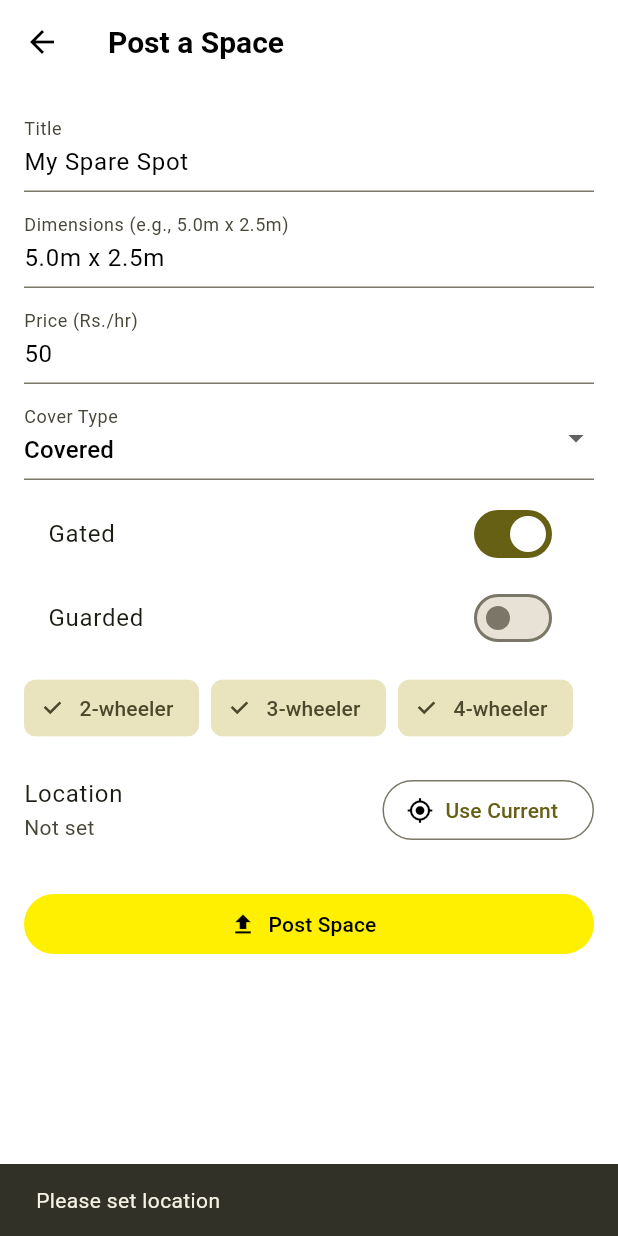
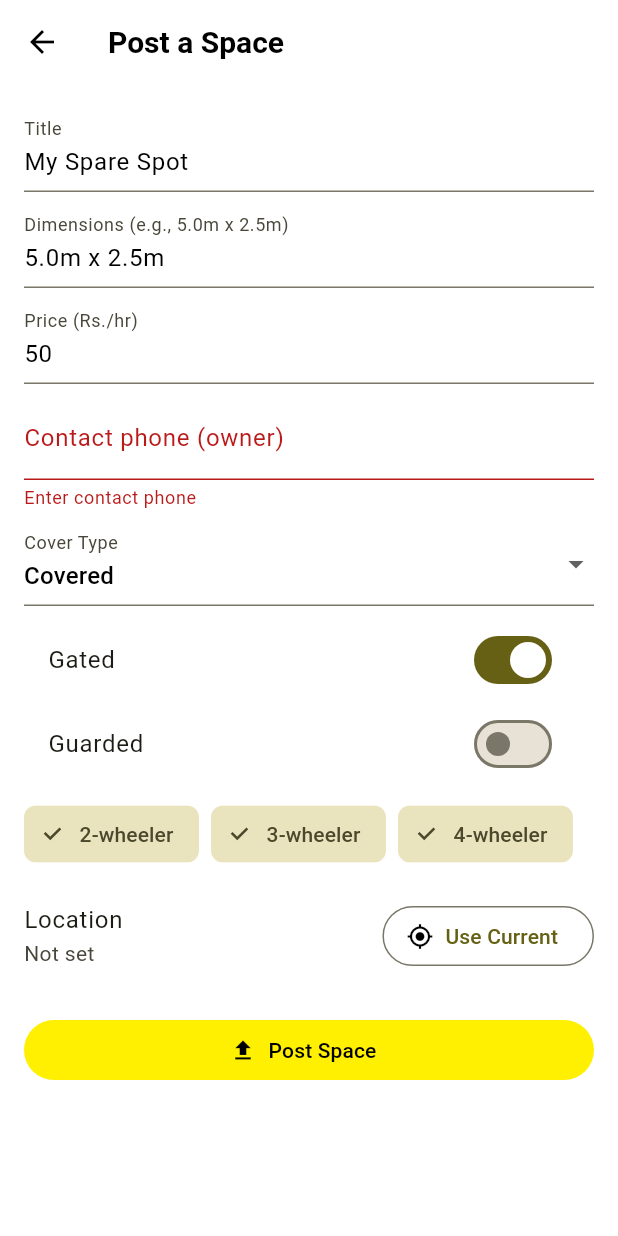
Before and after one commit to ramboo-raajesh/MiniProject, a Flutter app: the PostSpacePage screen opened by its route, after a tap on "Post Space", on a phone screen of 412 x 824 dp. Run offline on Flutter 3.47's test engine with Material 3 defaults, Android fonts, the light colour scheme and no system bars; our stand-ins replace flutter_map, geolocator, latlong2, supabase_flutter; accounts and stored records are empty.

Commit message:
contact details added

```diff
--- a/lib/main.dart
+++ b/lib/main.dart
@@ -7,85 +7,6 @@
 // - One-tap navigation using Google Maps (via URL scheme) to the booked spot
 // - Map UI uses OpenStreetMap tiles via flutter_map (no API key needed)
 //
-// ----------------------------- Dependencies ------------------------------
-// In pubspec.yaml under dependencies:
-//   flutter:
-//     sdk: flutter
-//   cupertino_icons: ^1.0.2
-//   flutter_map: ^7.0.2
-//   latlong2: ^0.9.1
-//   geolocator: ^13.0.1
-//   intl: ^0.19.0
-//   uuid: ^4.4.2
-//   supabase_flutter: ^2.5.0
-//   url_launcher: ^6.3.0
-//
-// Android permissions:
-//   <uses-permission android:name="android.permission.ACCESS_FINE_LOCATION"/>
-//   <uses-permission android:name="android.permission.ACCESS_COARSE_LOCATION"/>
-// iOS Info.plist:
-//   NSLocationWhenInUseUsageDescription = "This app needs location to find and post parking spaces."
-//
-// ----------------------------- Supabase Setup -----------------------------
-// 1) Create a Supabase project (https://supabase.com)
-// 2) Get your Project URL and anon key; paste into SUPABASE_URL and SUPABASE_ANON below.
-// 3) Run the SQL in your Supabase SQL editor:
-//   -- tables
-//   create table if not exists profiles (
-//     id uuid primary key references auth.users on delete cascade,
-//     name text,
-//     email text unique,
-//     avatar_url text,
-//     created_at timestamp with time zone default now()
-//   );
-//   create table if not exists spaces (
-//     id uuid primary key default gen_random_uuid(),
-//     owner_user_id uuid references auth.users(id) on delete cascade,
-//     title text not null,
-//     price_per_hour numeric not null,
-//     lat double precision not null,
-//     lng double precision not null,
-//     dimensions text,
-//     gated boolean default false,
-//     guarded boolean default false,
-//     cover_type text check (cover_type in ('open','covered')) default 'covered',
-//     allowed_types text[] default array['2w','3w','4w'],
-//     created_at timestamp with time zone default now()
-//   );
-//   create table if not exists bookings (
-//     id uuid primary key default gen_random_uuid(),
-//     space_id uuid references spaces(id) on delete cascade,
-//     booker_user_id uuid references auth.users(id) on delete cascade,
-//     vehicle_type text check (vehicle_type in ('2w','3w','4w')) not null,
-//     status text check (status in ('pending','confirmed','completed','cancelled')) default 'confirmed',
-//     start_time timestamp with time zone default now(),
-//     end_time timestamp with time zone,
-//     created_at timestamp with time zone default now()
-//   );
-//
-//   -- RLS
-//   alter table profiles enable row level security;
-//   alter table spaces enable row level security;
-//   alter table bookings enable row level security;
-//
-//   -- Policies
-//   create policy "profiles self access" on profiles
-//     for select using (auth.uid() = id);
-//   create policy "profiles upsert self" on profiles
-//     for insert with check (auth.uid() = id);
-//
-//   create policy "spaces readable to all" on spaces for select using (true);
-//   create policy "spaces insert by auth" on spaces for insert with check (auth.role() = 'authenticated');
-//   create policy "spaces owner update" on spaces for update using (auth.uid() = owner_user_id);
-//
-//   create policy "bookings select own or owner" on bookings for select using (
-//     auth.uid() = booker_user_id or auth.uid() in (select owner_user_id from spaces where spaces.id = bookings.space_id)
-//   );
-//   create policy "bookings insert by auth" on bookings for insert with check (auth.role() = 'authenticated');
-//   create policy "bookings update own" on bookings for update using (auth.uid() = booker_user_id);
-//
-// --------------------------- End of setup notes ---------------------------
-
 import 'dart:async';
 import 'dart:math' as math;
 import 'dart:io' show Platform;
@@ -182,6 +103,7 @@ class ParkingSpace {
   bool guarded;
   CoverType coverType;
   List<String> allowedTypes; // '2w','3w','4w'
+  String contactPhone; // poster's phone number
 
   ParkingSpace({
     required this.id,
@@ -194,6 +116,7 @@ class ParkingSpace {
     required this.guarded,
     required this.coverType,
     required this.allowedTypes,
+    required this.contactPhone,
   });
 
   factory ParkingSpace.fromMap(Map<String, dynamic> m) => ParkingSpace(
@@ -213,6 +136,7 @@ class ParkingSpace {
             ? CoverType.covered
             : CoverType.open,
     allowedTypes: List<String>.from(m['allowed_types'] ?? ['2w', '3w', '4w']),
+    contactPhone: (m['contact_phone'] ?? '') as String,
   );
 
   Map<String, dynamic> toInsert() => {
@@ -226,6 +150,7 @@ class ParkingSpace {
     'guarded': guarded,
     'cover_type': coverType == CoverType.covered ? 'covered' : 'open',
     'allowed_types': allowedTypes,
+    'contact_phone': contactPhone,
   };
 }
 
@@ -895,8 +820,10 @@ class _SpaceSheetState extends State<_SpaceSheet> {
             ],
           ),
           const SizedBox(height: 12),
-          SizedBox(
-            width: double.infinity,
+          // Replaced single button with Book & Navigate + Contact button
+          Row(
+            children: [
+              Expanded(
                 child: FilledButton.icon(
                   onPressed:
                       _booking
@@ -925,9 +852,58 @@ class _SpaceSheetState extends State<_SpaceSheet> {
                   label: Text(_booking ? 'Booking...' : 'Book & Navigate'),
                 ),
               ),
+              const SizedBox(width: 12),
+              Expanded(
+                child: OutlinedButton.icon(
+                  onPressed: () {
+                    final phone = s.contactPhone.trim();
+                    if (phone.isEmpty) {
+                      ScaffoldMessenger.of(context).showSnackBar(
+                        const SnackBar(
+                          content: Text(
+                            'Owner has not provided a phone number',
+                          ),
+                        ),
+                      );
+                      return;
+                    }
+                    _dialOwner(phone);
+                  },
+                  icon: const Icon(Icons.call, color: Colors.black),
+                  label: const Text('Contact'),
+                ),
+              ),
+            ],
+          ),
         ],
       ),
     );
+  }
+
+  Future<void> _dialOwner(String phone) async {
+    var normalized = phone.trim();
+    if (normalized.isEmpty) return;
+
+    if (!normalized.startsWith('+')) {
+      normalized = normalized.replaceAll(RegExp(r'\D'), '');
+    } else {
+      normalized = '+' + normalized.substring(1).replaceAll(RegExp(r'\D'), '');
+    }
+
+    final uri = Uri.parse('tel:$normalized');
+    try {
+      if (await canLaunchUrl(uri)) {
+        await launchUrl(uri, mode: LaunchMode.externalApplication);
+      } else {
+        ScaffoldMessenger.of(context).showSnackBar(
+          const SnackBar(content: Text('Cannot open dialer on this device')),
+        );
+      }
+    } catch (e) {
+      ScaffoldMessenger.of(
+        context,
+      ).showSnackBar(SnackBar(content: Text('Failed to open dialer: $e')));
+    }
   }
 }
 
@@ -1020,6 +996,7 @@ class _PostSpacePageState extends State<PostSpacePage> {
   final _title = TextEditingController(text: 'My Spare Spot');
   final _dimensions = TextEditingController(text: '5.0m x 2.5m');
   final _price = TextEditingController(text: '50');
+  final _phone = TextEditingController(); // NEW: contact phone input
   bool _gated = true;
   bool _guarded = false;
   CoverType _cover = CoverType.covered;
@@ -1042,6 +1019,7 @@ class _PostSpacePageState extends State<PostSpacePage> {
       _allowed
         ..clear()
         ..addAll(e.allowedTypes);
+      _phone.text = e.contactPhone; // load existing phone when editing
     }
   }
 
@@ -1080,6 +1058,7 @@ class _PostSpacePageState extends State<PostSpacePage> {
         guarded: _guarded,
         coverType: _cover,
         allowedTypes: _allowed.toList(),
+        contactPhone: _phone.text.trim(), // NEW: save contact phone
       );
 
       if (widget.existing == null) {
@@ -1154,6 +1133,23 @@ class _PostSpacePageState extends State<PostSpacePage> {
                           (v == null || double.tryParse(v) == null)
                               ? 'Enter price'
                               : null,
+                ),
+                const SizedBox(height: 8),
+                // NEW: contact phone field
+                TextFormField(
+                  controller: _phone,
+                  decoration: const InputDecoration(
+                    labelText: 'Contact phone (owner)',
+                    hintText: 'e.g. 9876543210',
+                  ),
+                  keyboardType: TextInputType.phone,
+                  validator: (v) {
+                    if (v == null || v.trim().isEmpty)
+                      return 'Enter contact phone';
+                    final digits = v.replaceAll(RegExp(r'\D'), '');
+                    if (digits.length < 10) return 'Enter a valid phone number';
+                    return null;
+                  },
                 ),
                 const SizedBox(height: 8),
                 DropdownButtonFormField<CoverType>(
```
Lines whose indentation alone changed are shown as unchanged.
